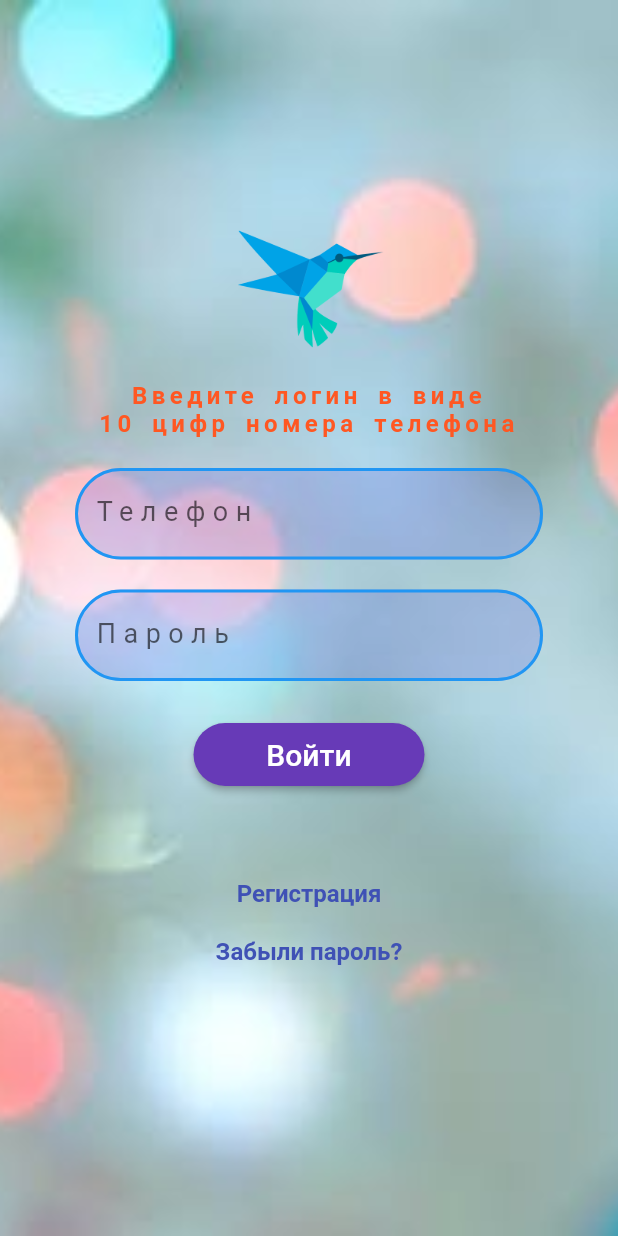
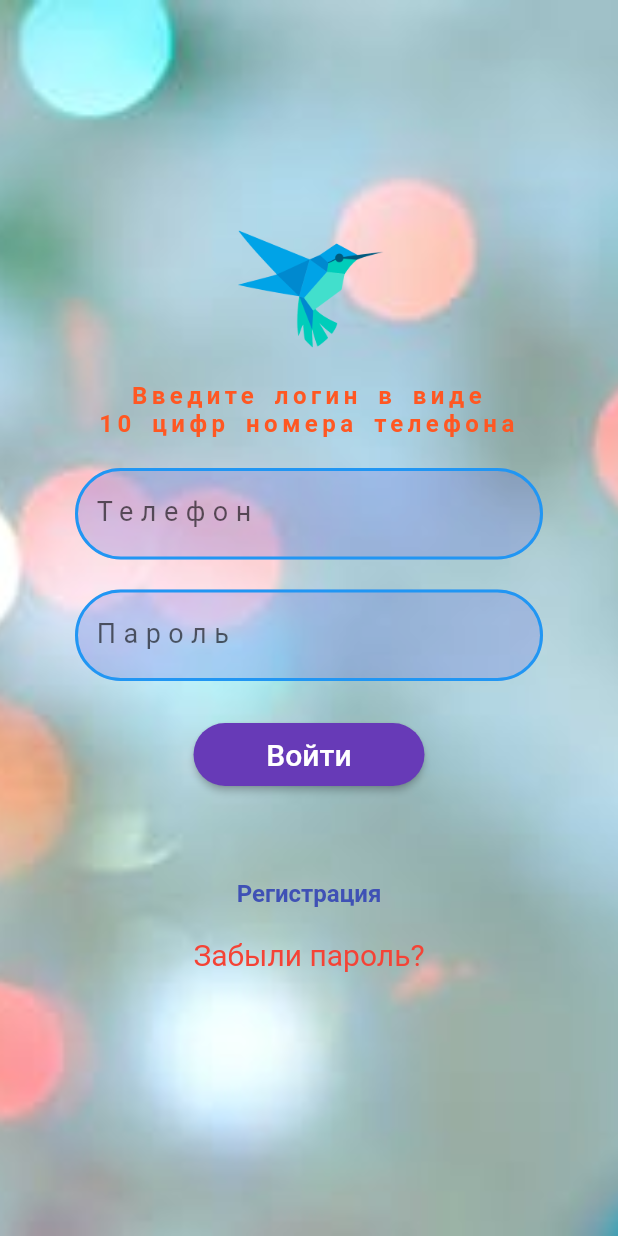
Before and after one commit to LazarevVY/case_2_4_app_theme, a Flutter app: the screen it shows after launch, after a tap on "Забыли пароль?", on a phone screen of 412 x 824 dp. Run offline on Flutter 3.47's test engine with Material 2 defaults, Android fonts, the phone set to English and light mode, and no system bars; Roboto replaces fonts that are missing (Hind).

Commit message:
Использование тем (ThemeData)

```diff
--- a/lib/main.dart
+++ b/lib/main.dart
@@ -2,21 +2,27 @@ import 'package:flutter/material.dart';
 import 'package:case_2_4_app_theme/util/theme.dart';
 
 void main() {
-  runApp(const ThemesDemoApp()); //AuthScreen());
+  runApp(const ThemesDemoAppEx()); //AuthScreen());
+}
+class ThemesDemoAppEx extends StatefulWidget {
+  const ThemesDemoAppEx({Key? key}) : super(key: key);
+
+  @override
+  _ThemesDemoAppExState createState() => _ThemesDemoAppExState();
 }
 
-class ThemesDemoApp extends StatelessWidget {
-  const ThemesDemoApp({Key? key}) : super(key: key);
+class _ThemesDemoAppExState extends State<ThemesDemoAppEx> {
 
   @override
   Widget build(BuildContext context) {
     return MaterialApp(
-      theme: userDefinedTheme(),
-      //themeMode: ThemeMode.light,
-      home: ThemesDemoScreen ()
+        theme: userDefinedTheme(),
+        //themeMode: ThemeMode.light,
+        home: ThemesDemoScreen ()
     );
   }
 }
+
 
 class ThemesDemoScreen extends StatefulWidget {
   const ThemesDemoScreen({Key? key}) : super(key: key);
@@ -26,6 +32,7 @@ class ThemesDemoScreen extends StatefulWidget {
 }
 
 class _ThemesDemoScreenState extends State<ThemesDemoScreen> {
+
   @override
   Widget build(BuildContext context) {
     var _borderStyle = OutlineInputBorder(
@@ -36,7 +43,6 @@ class _ThemesDemoScreenState extends State<ThemesDemoScreen> {
         ));
 
     var _linkTextStyle = Theme.of(context).textTheme.headline1;
-
     return Scaffold(
         body: Container(
           decoration: const BoxDecoration(
@@ -122,7 +128,10 @@ class _ThemesDemoScreenState extends State<ThemesDemoScreen> {
                   height: 20,
                 ),
                 InkWell(
-                  child: Text("Забыли пароль?", style: _linkTextStyle),
+                  child: Text("Забыли пароль?",
+                      //style: _linkTextStyle,
+                    style: Theme.of(context).textTheme.headline5,
+                  ),
                   onTap: () {},
                 ),
               ],
```
